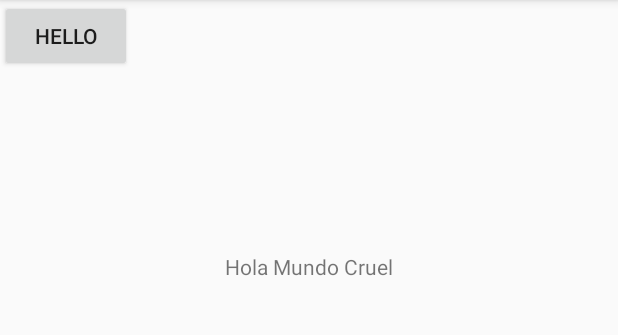
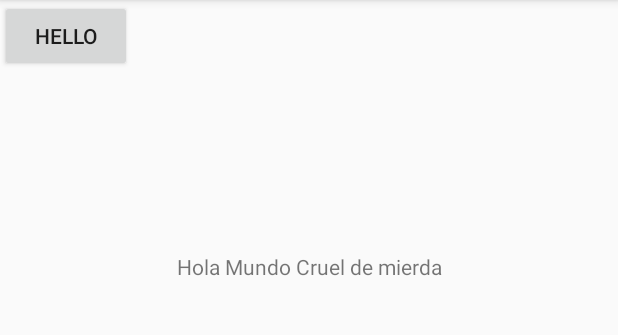
Before and after one commit to PINUPV/FoundIT-1, an Android app: the screen it shows after launch (MainActivity), after a tap on "HELLO", on a phone screen of 412 x 824 dp, the part 84-419 px from its top. Run offline under Robolectric (Android 15) with nearby library versions, the phone set to English and light mode, and no system bars.

Commit message:
He cambiado el  "Hola Mundo Cruel" por "Hola Mundo Cruel de mierda"

```diff
--- a/app/src/main/java/foundit/foundit/MainActivity.java
+++ b/app/src/main/java/foundit/foundit/MainActivity.java
@@ -21,7 +21,7 @@ public class MainActivity extends AppCompatActivity {
         boton.setOnClickListener(new View.OnClickListener() {
             @Override
             public void onClick(View view) {
-                texto.setText("Hola Mundo Cruel");
+                texto.setText("Hola Mundo Cruel de mierda");
             }
         });
     }
```
